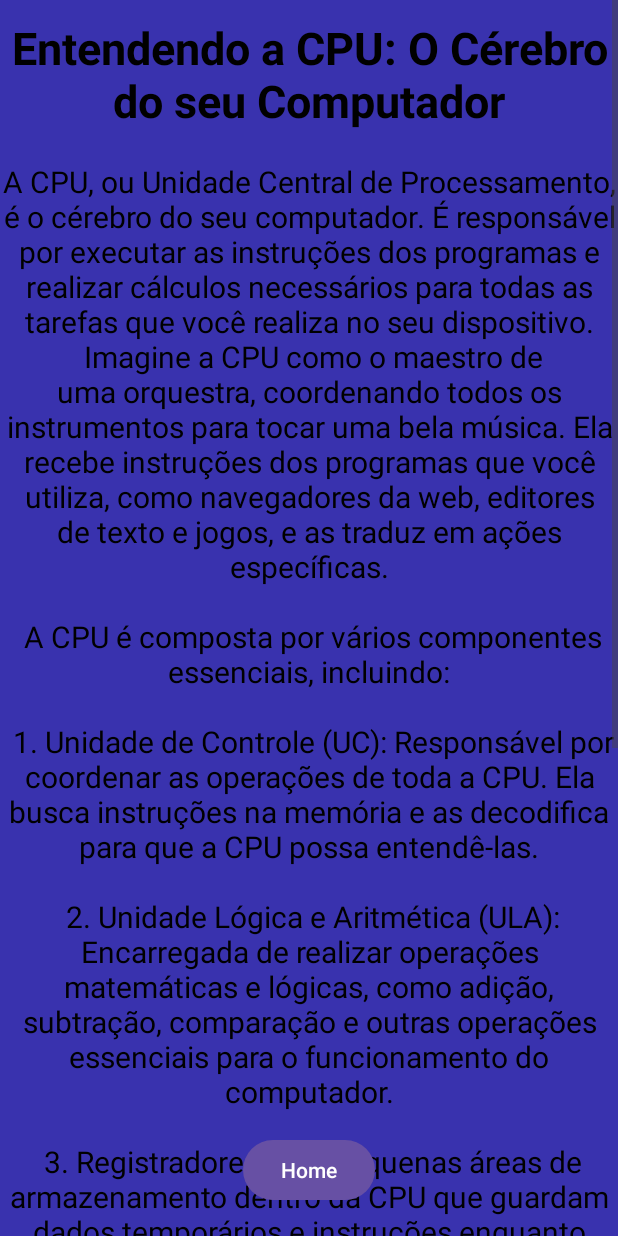
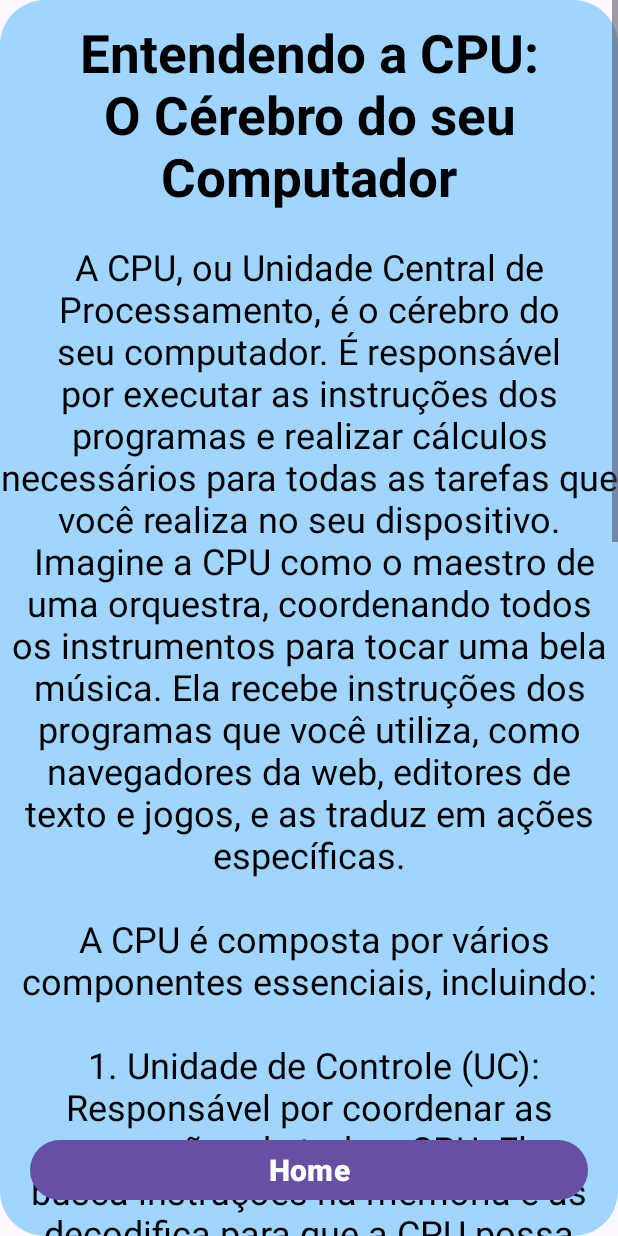
Before and after one commit to GabrielBsesi/Informative, an Android app: the CPUActivity screen opened directly, with no data from a screen before it, on a phone screen of 412 x 824 dp. Run offline under Robolectric (Android 15) with nearby library versions, the phone set to English and light mode, and no system bars.

Commit message:
motificacao no botao e cores

```diff
--- a/app/src/main/res/layout/activity_cpuactivity.xml
+++ b/app/src/main/res/layout/activity_cpuactivity.xml
@@ -5,7 +5,7 @@
     android:id="@+id/main"
     android:layout_width="match_parent"
     android:layout_height="match_parent"
-    android:background="@color/backgroud"
+    android:background="@drawable/buttoncolor"
     tools:context=".CPUActivity">
 
     <ScrollView
@@ -28,7 +28,7 @@
                 android:text="@string/title_activity_cpuactivity"
                 android:textAlignment="center"
                 android:textColor="#000000"
-                android:textSize="30dp"
+                android:textSize="35dp"
                 android:textStyle="bold"
                 app:layout_constraintBottom_toTopOf="@+id/textView6"
                 app:layout_constraintStart_toStartOf="parent"
@@ -44,7 +44,7 @@
                 android:textAlignment="center"
                 android:textAllCaps="false"
                 android:textColor="#000000"
-                android:textSize="20dp"
+                android:textSize="24dp"
                 app:layout_constraintBottom_toBottomOf="parent"
                 app:layout_constraintEnd_toEndOf="parent"
                 app:layout_constraintHorizontal_bias="0.0"
@@ -56,10 +56,15 @@
 
     <Button
         android:id="@+id/buttonhome"
-        android:layout_width="wrap_content"
+        android:layout_width="match_parent"
         android:layout_height="wrap_content"
+        android:layout_marginStart="20dp"
+        android:layout_marginEnd="20dp"
         android:layout_marginBottom="20dp"
         android:text="@string/homebutton"
+        android:textAlignment="center"
+        android:textSize="20dp"
+        android:textStyle="bold"
         app:layout_constraintBottom_toBottomOf="parent"
         app:layout_constraintEnd_toEndOf="parent"
         app:layout_constraintStart_toStartOf="parent" />
```
Also changed, not shown: app/src/main/res/layout/activity_gpuactivity.xml (+9 -4 lines), app/src/main/res/layout/activity_hdactivity.xml (+9 -4 lines), app/src/main/res/layout/activity_ramactivity.xml (+9 -4 lines).
